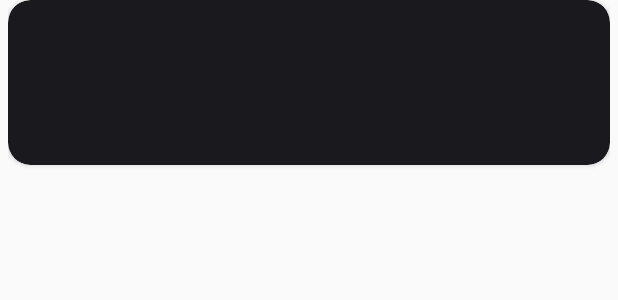
After one commit to Xenous-Inc/athene-android, an Android app: the layout dialog_athene.xml on its own in the app's theme, with its tools: preview values and no code run, on a phone screen of 412 x 824 dp. The commit adds this screen. Shown: the top 300 px of the screen. Run offline under Robolectric (Android 15) with nearby library versions, the phone set to English and light mode, and no system bars.

Commit message:
Athene Dialog Commit -Добавлен класс Dialog для оповещения пользователя и общения с ним

```diff
--- a/app/src/main/java/com/xenous/athenekotlin/activities/MainActivity.kt
+++ b/app/src/main/java/com/xenous/athenekotlin/activities/MainActivity.kt
@@ -3,10 +3,14 @@ package com.xenous.athenekotlin.activities
 import androidx.appcompat.app.AppCompatActivity
 import android.os.Bundle
 import com.xenous.athenekotlin.R
+import com.xenous.athenekotlin.views.AtheneDialog
 
 class MainActivity : AppCompatActivity() {
     override fun onCreate(savedInstanceState: Bundle?) {
         super.onCreate(savedInstanceState)
         setContentView(R.layout.activity_main)
+
+        val a = AtheneDialog(this)
+
     }
 }
--- /dev/null
+++ b/app/src/main/res/layout/dialog_athene.xml
@@ -0,0 +1,79 @@
+<?xml version="1.0" encoding="utf-8"?>
+<RelativeLayout
+    xmlns:app="http://schemas.android.com/apk/res-auto"
+    xmlns:android="http://schemas.android.com/apk/res/android"
+    android:layout_width="match_parent"
+    android:layout_height="match_parent"
+    android:layout_marginLeft="5dp"
+    android:layout_marginRight="5dp"
+    android:layout_gravity="center">
+
+    <androidx.cardview.widget.CardView
+        android:layout_width="match_parent"
+        android:layout_height="wrap_content"
+        app:cardCornerRadius="15dp"
+        app:cardBackgroundColor="#19191E">
+
+        <LinearLayout
+            android:layout_width="match_parent"
+            android:layout_height="wrap_content"
+            android:paddingStart="20dp"
+            android:paddingEnd="20dp"
+            android:paddingTop="20dp"
+            android:paddingBottom="20dp"
+            android:orientation="vertical">
+
+            <TextView
+                android:id="@+id/messageTextView"
+                android:layout_width="match_parent"
+                android:layout_height="wrap_content"
+                android:textColor="@color/colorWhite"
+                android:textSize="24sp"
+                android:layout_gravity="center"
+                android:gravity="center" />
+
+            <EditText
+                android:id="@+id/addNewCategoryEditText"
+                android:layout_width="match_parent"
+                android:layout_height="wrap_content"
+                android:layout_gravity="center"
+                android:textColor="@color/colorWhite"
+                android:backgroundTint="@color/colorWhite"
+                android:singleLine="true"
+                android:visibility="gone"
+                android:hint="Категория"
+                android:textColorHint="@color/WHITE_TRANSPARENT"/>
+
+            <LinearLayout
+                android:layout_width="match_parent"
+                android:layout_height="wrap_content"
+                android:orientation="horizontal"
+                android:paddingTop="10dp">
+
+                <TextView
+                    android:id="@+id/negativeAnswerTextView"
+                    android:layout_width="0dp"
+                    android:layout_height="wrap_content"
+                    android:layout_weight="1"
+                    android:textSize="20sp"
+                    android:visibility="gone"
+                    android:textColor="@color/colorWhite"
+                    android:gravity="center"/>
+
+                <TextView
+                    android:id="@+id/positiveAnswerTextView"
+                    android:layout_width="0dp"
+                    android:layout_height="wrap_content"
+                    android:textSize="20sp"
+                    android:gravity="center"
+                    android:textColor="@color/colorWhite"
+                    android:layout_weight="1"/>
+
+            </LinearLayout>
+
+        </LinearLayout>
+
+
+    </androidx.cardview.widget.CardView>
+
+</RelativeLayout>
```
Also changed, not shown: app/src/main/java/com/xenous/athenekotlin/views/AtheneDialog.kt (added, +67 -0 lines).
